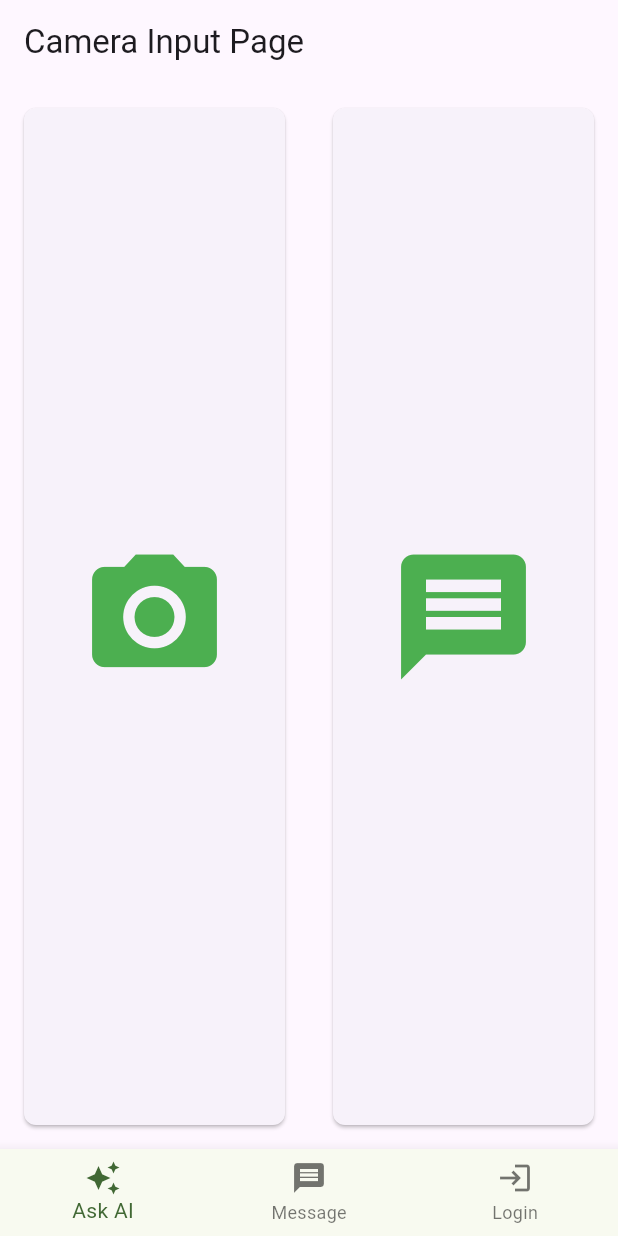
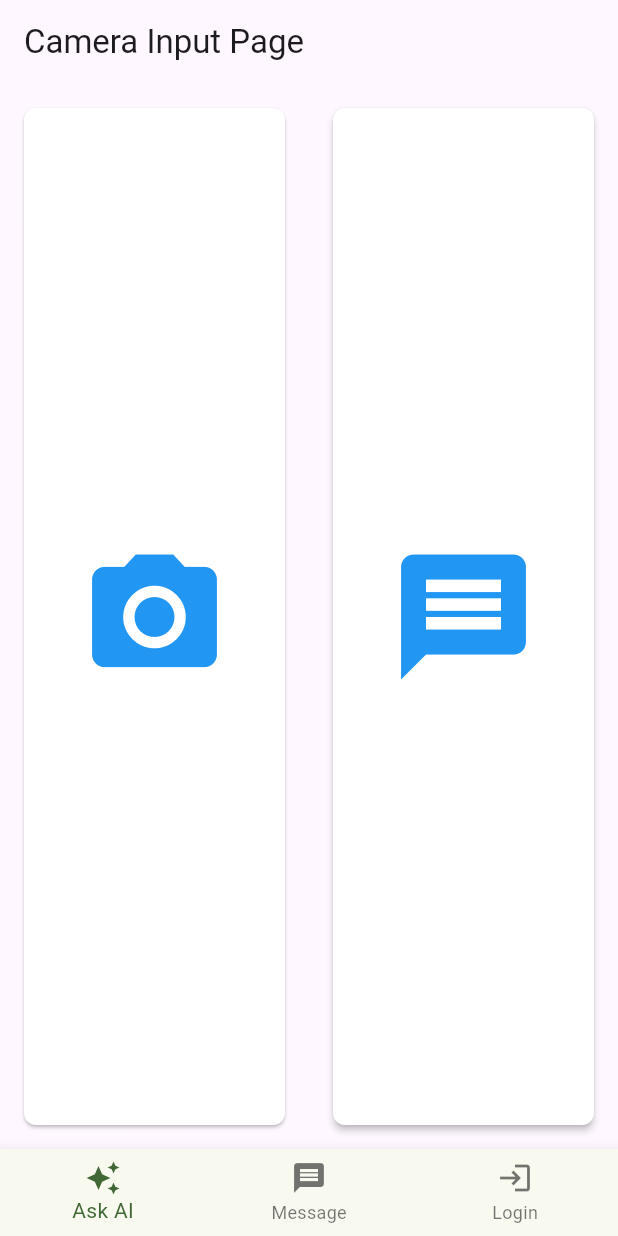
Before and after one commit to danielgof/HackOHIO2024, a Flutter app: the screen it shows after launch, on a phone screen of 412 x 824 dp. Run offline on Flutter 3.47's test engine with Material 3 defaults, Android fonts, the phone set to English and light mode, and no system bars; our stand-ins replace camera.

Commit message:
ask ai page css

```diff
--- a/app/lib/private/ai_page.dart
+++ b/app/lib/private/ai_page.dart
@@ -31,11 +31,12 @@ class AiPage extends StatelessWidget {
                           shape: RoundedRectangleBorder(
                             borderRadius: BorderRadius.circular(8.0),
                           ),
+                          backgroundColor: Colors.white,
                         ),
                         child: Center(
                           child: Icon(Icons.camera_alt, // Camera icon
                               size: 100.0,
-                              color: Colors.green),
+                              color: Colors.blue),
                         ),
                       ),
                     ),
@@ -58,13 +59,18 @@ class AiPage extends StatelessWidget {
                           shape: RoundedRectangleBorder(
                             borderRadius: BorderRadius.circular(8.0),
                           ),
+                          backgroundColor: Colors.white,
+                          elevation: 2.0, // Optional: You can adjust elevation as needed
                         ),
                         child: Center(
-                          child: Icon(Icons.message, // chat icon
-                              size: 100.0,
-                              color: Colors.green),
+                          child: Icon(
+                            Icons.message, // chat icon
+                            size: 100.0,
+                            color: Colors.blue,
+                          ),
                         ),
                       ),
+
                     ),
                   ),
                 ],
```
Also changed, not shown: app/lib/private/profile_page.dart (+5 -2 lines).
